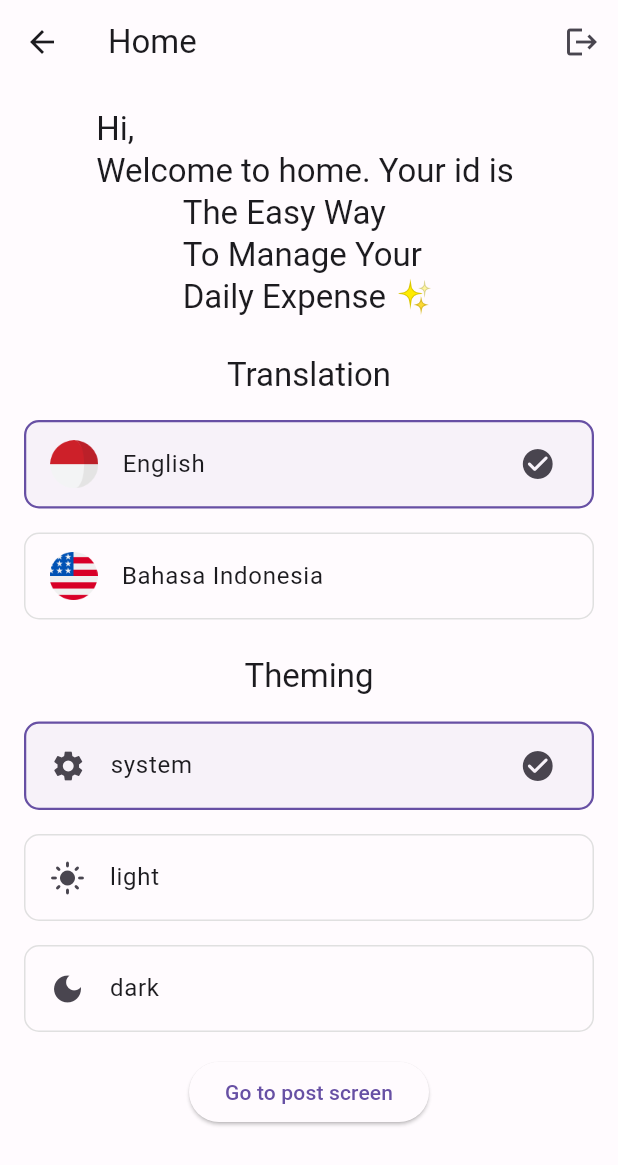
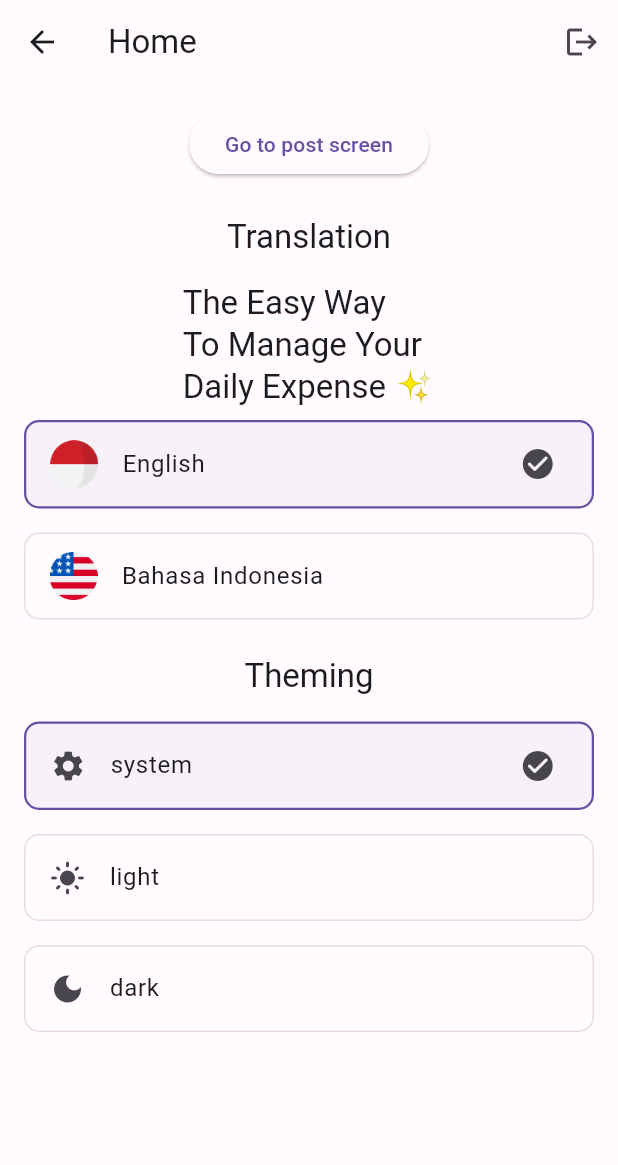
Before and after one commit to kapil708/social_media_block_demo, a Flutter app: the HomeView screen opened directly with empty values, on a phone screen of 412 x 824 dp. Shown: the top 1165 px of the screen. Run offline on Flutter 3.47's test engine with Material 2 defaults, Android fonts, the light colour scheme and no system bars; our stand-ins replace dartz, equatable, flutter_bloc, get_it, go_router, infinite_scroll_pagination and 2 more; accounts and stored records are empty; generated files the repository leaves out were written again.

Commit message:
- quick fix

```diff
--- a/lib/main.dart
+++ b/lib/main.dart
@@ -24,7 +24,7 @@ class MyApp extends StatelessWidget {
   @override
   Widget build(BuildContext context) {
     return BlocProvider(
-      create: (context) => AppBloc()..add(OnAppInit()),
+      create: (_) => AppBloc()..add(OnAppInit()),
       child: BlocBuilder<AppBloc, AppState>(
         builder: (context, state) {
           return MaterialApp.router(
--- a/lib/presentation/pages/home/home_page.dart
+++ b/lib/presentation/pages/home/home_page.dart
@@ -47,17 +47,18 @@ class HomeView extends StatelessWidget {
         padding: const EdgeInsets.all(16),
         child: Column(
           children: [
-            Text(
-              "Hi, $userName \nWelcome to home. Your id is $id",
-              style: Theme.of(context).textTheme.titleLarge,
+            ElevatedButton(
+              onPressed: () => context.goNamed(RouteNames.post),
+              child: const Text("Go to post screen"),
             ),
+            const SizedBox(height: 24),
+            Text("Translation", style: Theme.of(context).textTheme.titleLarge),
+            const SizedBox(height: 16),
             Text(
               l10n.onboarding,
               style: Theme.of(context).textTheme.titleLarge,
             ),
-            const SizedBox(height: 24),
-            Text("Translation", style: Theme.of(context).textTheme.titleLarge),
-            const SizedBox(height: 16),
+            const SizedBox(height: 8),
             BlocBuilder<AppBloc, AppState>(
               builder: (context, state) {
                 return ListView.separated(
@@ -119,11 +120,6 @@ class HomeView extends StatelessWidget {
                 );
               },
             ),
-            const SizedBox(height: 16),
-            ElevatedButton(
-              onPressed: () => context.goNamed(RouteNames.post),
-              child: const Text("Go to post screen"),
-            ),
           ],
         ),
       ),
--- a/lib/presentation/pages/login/login_page.dart
+++ b/lib/presentation/pages/login/login_page.dart
@@ -12,7 +12,7 @@ class LoginPage extends StatelessWidget {
   @override
   Widget build(BuildContext context) {
     return BlocProvider(
-      create: (context) => locator.get<LoginBloc>(),
+      create: (_) => locator.get<LoginBloc>(),
       child: LoginView(),
     );
   }
--- a/lib/presentation/pages/post/post_page.dart
+++ b/lib/presentation/pages/post/post_page.dart
@@ -11,7 +11,7 @@ class PostPage extends StatelessWidget {
   @override
   Widget build(BuildContext context) {
     return BlocProvider<PostBloc>(
-      create: (context) => locator.get<PostBloc>(),
+      create: (_) => locator.get<PostBloc>(),
       child: const PostView(),
     );
   }
```
